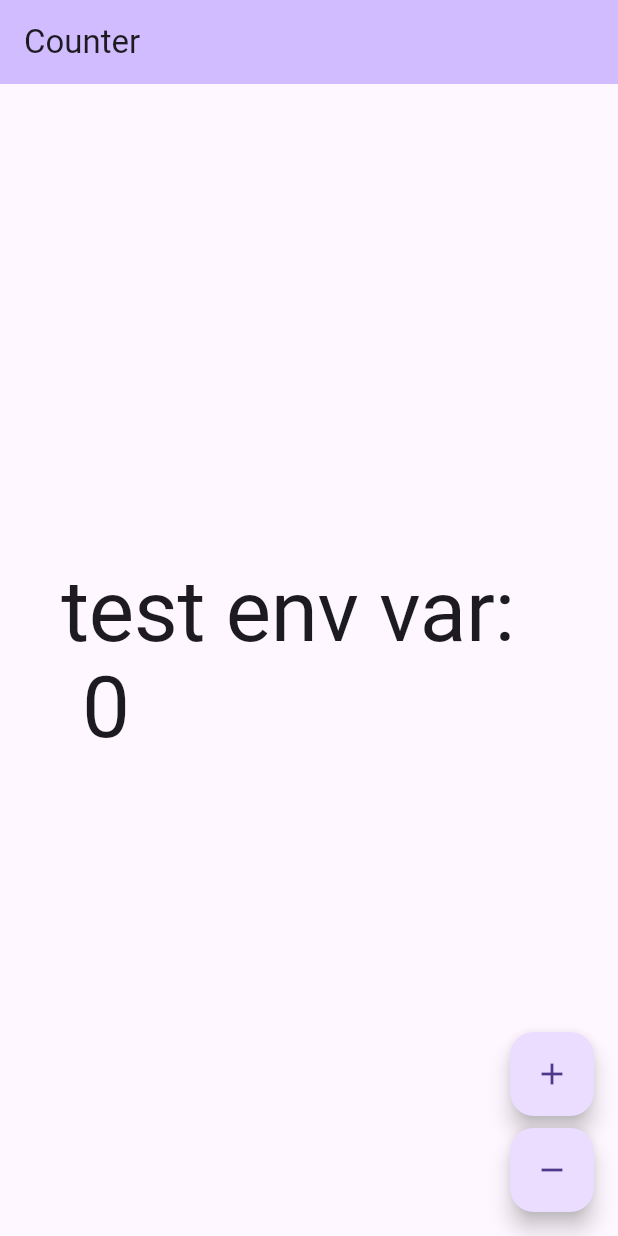
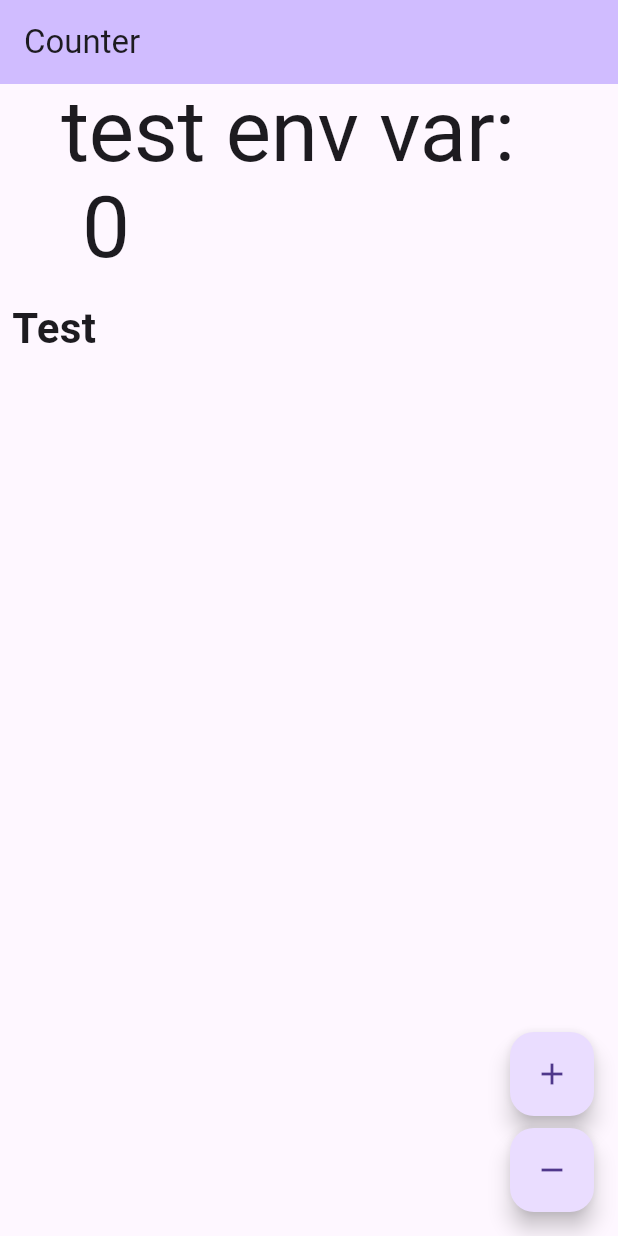
Before and after one commit to stefanhk31/web_deploy_poc, a Flutter app: the screen it shows after launch, on a phone screen of 412 x 824 dp. Run offline on Flutter 3.47's test engine with Material 3 defaults, Android fonts, the phone set to English and light mode, and no system bars; drawn by our look-alikes of flutter_html; our stand-ins replace bloc, flutter_bloc; generated files the repository leaves out were written again.

Commit message:
using flutter_html widget

```diff
--- a/lib/counter/view/counter_page.dart
+++ b/lib/counter/view/counter_page.dart
@@ -1,5 +1,6 @@
 import 'package:flutter/material.dart';
 import 'package:flutter_bloc/flutter_bloc.dart';
+import 'package:flutter_html/flutter_html.dart';
 import 'package:web_deploy_poc/counter/counter.dart';
 import 'package:web_deploy_poc/l10n/l10n.dart';
 
@@ -24,7 +25,11 @@ class CounterView extends StatelessWidget {
     //TEST NEW BUILD
     return Scaffold(
       appBar: AppBar(title: Text(l10n.counterAppBarTitle)),
-      body: const Center(child: CounterText()),
+      body: Center(
+        child: Column(
+          children: [const CounterText(), Html(data: '<h1>Test</h1>')],
+        ),
+      ),
       floatingActionButton: Column(
         mainAxisAlignment: MainAxisAlignment.end,
         crossAxisAlignment: CrossAxisAlignment.end,
```
